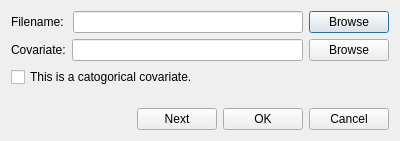
Above: simpledialog.ui from lreis2415/iSoLIM before the change. Below: the same form after it.
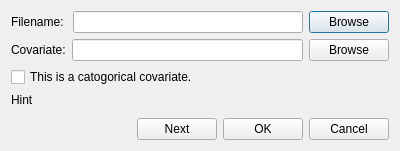
That is the form after the change.

```diff
--- a/simpledialog.ui
+++ b/simpledialog.ui
@@ -7,7 +7,7 @@
     <x>0</x>
     <y>0</y>
     <width>400</width>
-    <height>141</height>
+    <height>151</height>
    </rect>
   </property>
   <property name="windowTitle">
@@ -63,6 +63,13 @@
      </property>
     </widget>
    </item>
+   <item>
+    <widget class="QLabel" name="label_hint">
+     <property name="text">
+      <string>Hint</string>
+     </property>
+    </widget>
+   </item>
    <item>
     <spacer name="verticalSpacer">
      <property name="orientation">
```
Left out of the diff: 3 changed lines with no effect on the pictures.
